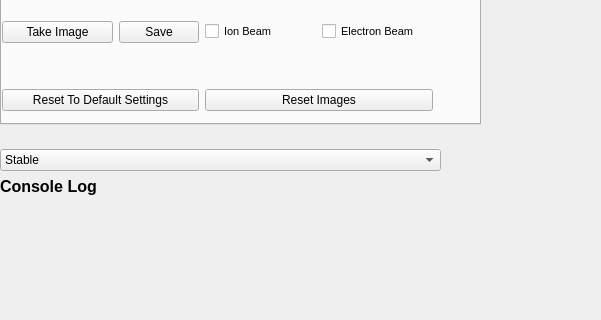
Above: fibsem/ui/qtdesigner_files/connect.ui from DeMarcoLab/fibsem before the change; both pictures show x 0 to 601 and y 346 to 666 of the 950 by 850 pixel window. Below: the same form after it.
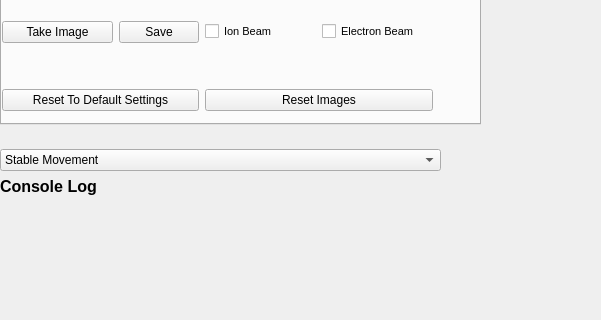
That is the form after the change.

The edit to the form file:
```diff
--- a/fibsem/ui/qtdesigner_files/connect.ui
+++ b/fibsem/ui/qtdesigner_files/connect.ui
@@ -1280,7 +1280,7 @@
       <widget class="QComboBox" name="comboBox">
        <item>
         <property name="text">
-         <string>Stable</string>
+         <string>Stable Movement</string>
         </property>
        </item>
        <item>
```
Left out of the diff: 2 changed lines with no effect on the pictures.
